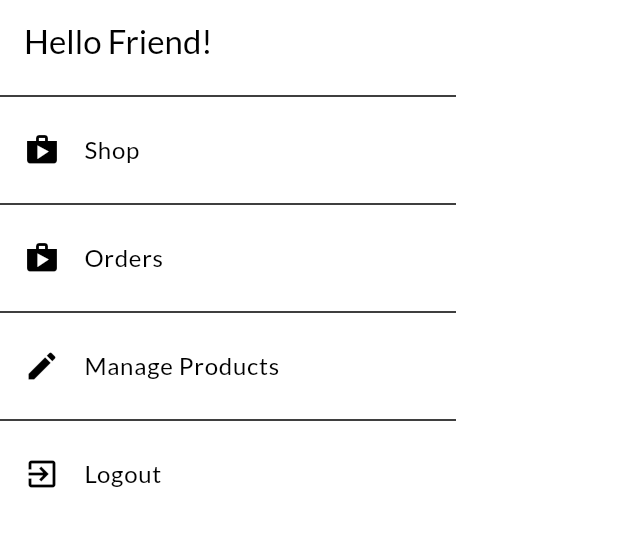
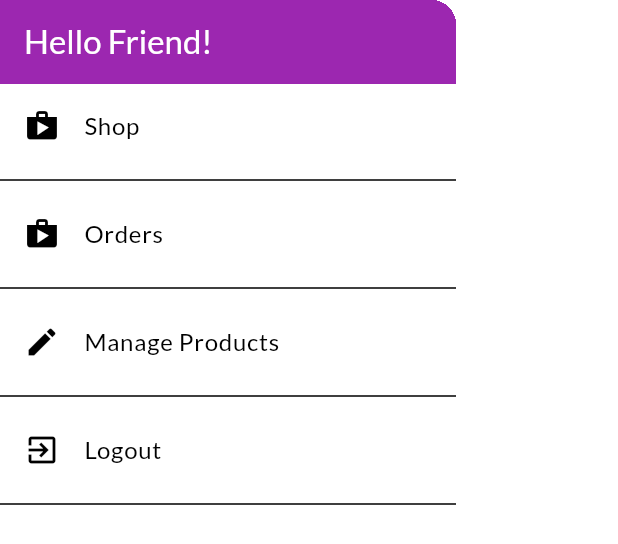
Before and after one commit to KishoreSohanda/ShopMart_app, a Flutter app: the AppDrawer widget shown alone on an empty page, opened directly, on a phone screen of 412 x 824 dp. Shown: the top 544 px of the screen. Run offline on Flutter 3.47's test engine with Material 3 defaults, Android fonts, the phone set to English and light mode, and no system bars; our stand-ins replace shared_preferences; accounts and stored records are empty; network calls fail.

```diff
--- /dev/null
+++ b/lib/helpers/custom_route.dart
@@ -0,0 +1,45 @@
+import 'package:flutter/material.dart';
+
+class CustomRoute extends MaterialPageRoute<T> {
+  CustomRoute({required WidgetBuilder builder, RouteSettings? settings})
+      : super(builder: builder, settings: settings);
+
+  @override
+  Widget buildTransitions(
+    BuildContext context,
+    Animation<double> animation,
+    Animation<double> secondaryAnimation,
+    Widget child,
+  ) {
+    if (settings.name == '/') {
+      return child;
+    }
+    return FadeTransition(
+      opacity: animation,
+      child: child,
+    );
+  }
+}
+
+class T {}
+
+class CutomePageTransitionBuilder extends PageTransitionsBuilder {
+  @override
+  Widget buildTransitions<T>(
+      PageRoute<T> route,
+      BuildContext context,
+      Animation<double> animation,
+      Animation<double> secondaryAnimation,
+      Widget child) {
+    {
+      if (route.settings.name == '/') {
+        return child;
+      } else {
+        return FadeTransition(
+          opacity: animation,
+          child: child,
+        );
+      }
+    }
+  }
+}
--- a/lib/screens/auth_screen.dart
+++ b/lib/screens/auth_screen.dart
@@ -216,6 +216,7 @@ class _AuthCardState extends State<AuthCard>
   Widget build(BuildContext context) {
     final deviceSize = MediaQuery.of(context).size;
     return Card(
+      color: Colors.white,
       shape: RoundedRectangleBorder(
         borderRadius: BorderRadius.circular(10.0),
       ),
--- a/lib/screens/cart_screen.dart
+++ b/lib/screens/cart_screen.dart
@@ -14,6 +14,8 @@ class CartScreen extends StatelessWidget {
     final cart = Provider.of<Cart>(context);
     return Scaffold(
       appBar: AppBar(
+        foregroundColor: Colors.white,
+        backgroundColor: Theme.of(context).colorScheme.primary,
         title: const Text('Your Cart'),
       ),
       body: Column(children: [
--- a/lib/screens/edit_product_screen.dart
+++ b/lib/screens/edit_product_screen.dart
@@ -136,6 +136,8 @@ class _EditProductScreenState extends State<EditProductScreen> {
   Widget build(BuildContext context) {
     return Scaffold(
       appBar: AppBar(
+        foregroundColor: Colors.white,
+        backgroundColor: Theme.of(context).colorScheme.primary,
         title: const Text('Edit Product'),
         actions: [
           IconButton(onPressed: _saveForm, icon: const Icon(Icons.save))
--- a/lib/screens/orders_screen.dart
+++ b/lib/screens/orders_screen.dart
@@ -15,6 +15,8 @@ class OrdersScreen extends StatelessWidget {
     // final orderData = Provider.of<Orders>(context);
     return Scaffold(
       appBar: AppBar(
+        foregroundColor: Colors.white,
+        backgroundColor: Theme.of(context).colorScheme.primary,
         title: const Text('Your Orders'),
       ),
       drawer: const AppDrawer(),
--- a/lib/screens/products_overview_screen.dart
+++ b/lib/screens/products_overview_screen.dart
@@ -52,6 +52,8 @@ class _ProductsOverviewScreenState extends State<ProductsOverviewScreen> {
   Widget build(context) {
     return Scaffold(
       appBar: AppBar(
+        foregroundColor: Colors.white,
+        backgroundColor: Theme.of(context).colorScheme.primary,
         title: const Text(
           'MyShop',
         ),
--- a/lib/screens/user_products_screen.dart
+++ b/lib/screens/user_products_screen.dart
@@ -21,6 +21,8 @@ class UserProductsScreen extends StatelessWidget {
     return Scaffold(
       drawer: const AppDrawer(),
       appBar: AppBar(
+        foregroundColor: Colors.white,
+        backgroundColor: Theme.of(context).colorScheme.primary,
         title: const Text('Your Products'),
         actions: [
           IconButton(
--- a/lib/widgets/app_drawer.dart
+++ b/lib/widgets/app_drawer.dart
@@ -1,6 +1,7 @@
 import 'package:flutter/material.dart';
 import 'package:provider/provider.dart';
 
+// import '../helpers/custom_route.dart';
 import '../screens/user_products_screen.dart';
 import '../screens/orders_screen.dart';
 import '../providers/auth.dart';
@@ -14,10 +15,11 @@ class AppDrawer extends StatelessWidget {
         child: Column(
       children: [
         AppBar(
+          foregroundColor: Colors.white,
+          backgroundColor: Theme.of(context).colorScheme.primary,
           title: const Text('Hello Friend!'),
           automaticallyImplyLeading: false,
         ),
-        const Divider(),
         ListTile(
           leading: const Icon(Icons.shop),
           title: const Text('Shop'),
@@ -31,6 +33,9 @@ class AppDrawer extends StatelessWidget {
           title: const Text('Orders'),
           onTap: () {
             Navigator.of(context).pushReplacementNamed(OrdersScreen.routeName);
+            // Navigator.of(context).pushReplacement(CustomRoute(
+            //   builder: (context) => const OrdersScreen(),
+            // ));
           },
         ),
         const Divider(),
@@ -52,6 +57,7 @@ class AppDrawer extends StatelessWidget {
             Provider.of<Auth>(context, listen: false).logOut();
           },
         ),
+        const Divider(),
       ],
     ));
   }
--- a/pubspec.yaml
+++ b/pubspec.yaml
@@ -65,8 +65,8 @@ flutter:
   uses-material-design: true
 
   # To add assets to your application, add an assets section, like this:
-  # assets:
-  #   - images/a_dot_burr.jpeg
+  assets:
+    - assets/images/product-placeholder.png
   #   - images/a_dot_ham.jpeg
 
   # An image asset can refer to one or more resolution-specific "variants", see
```
Also changed, not shown: lib/main.dart (+9 -1 lines), lib/screens/product_detail_screen.dart (+25 -10 lines), lib/widgets/order_item.dart (+12 -4 lines), lib/widgets/products_item.dart (+11 -1 lines), assets/images/product-placeholder.png (added), pubspec.lock.
